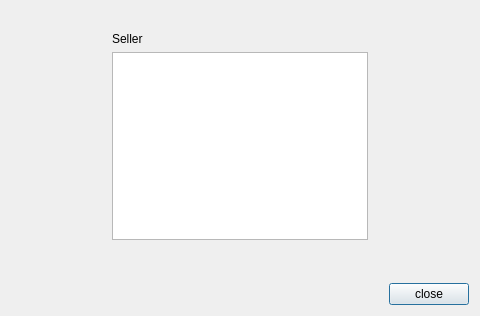
The window that MDI/dialogshowseller.ui (SpeRRy31/OOP_practice) describes before a commit, drawn with Qt 5.
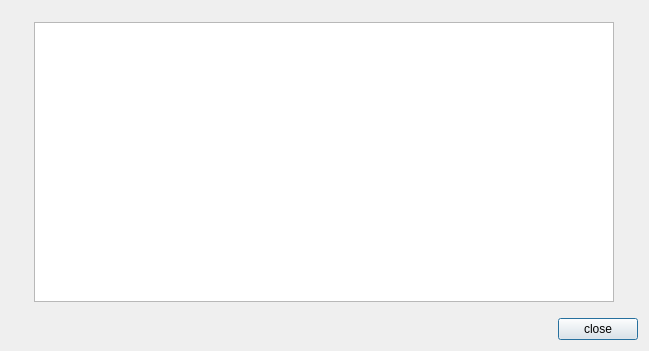
The same window after the commit.

```diff
--- a/MDI/dialogshowseller.ui
+++ b/MDI/dialogshowseller.ui
@@ -6,15 +6,15 @@
    <rect>
     <x>0</x>
     <y>0</y>
-    <width>480</width>
-    <height>316</height>
+    <width>649</width>
+    <height>351</height>
    </rect>
   </property>
   <property name="windowTitle">
    <string>Dialog</string>
   </property>
   <layout class="QGridLayout" name="gridLayout">
-   <item row="0" column="1">
+   <item row="0" column="0">
     <spacer name="verticalSpacer_2">
      <property name="orientation">
       <enum>Qt::Vertical</enum>
@@ -22,12 +22,12 @@
      <property name="sizeHint" stdset="0">
       <size>
        <width>20</width>
-       <height>24</height>
+       <height>0</height>
       </size>
      </property>
     </spacer>
    </item>
-   <item row="1" column="0" colspan="2">
+   <item row="1" column="0">
     <layout class="QHBoxLayout" name="horizontalLayout_2">
      <item>
       <spacer name="horizontalSpacer">
@@ -43,18 +43,14 @@
       </spacer>
      </item>
      <item>
-      <layout class="QVBoxLayout" name="verticalLayout">
-       <item>
-        <widget class="QLabel" name="label">
-         <property name="text">
-          <string>Seller</string>
-         </property>
-        </widget>
-       </item>
-       <item>
-        <widget class="QListWidget" name="listWidget"/>
-       </item>
-      </layout>
+      <widget class="QTableView" name="tableView">
+       <property name="minimumSize">
+        <size>
+         <width>580</width>
+         <height>280</height>
+        </size>
+       </property>
+      </widget>
      </item>
      <item>
       <spacer name="horizontalSpacer_2">
@@ -79,12 +75,12 @@
      <property name="sizeHint" stdset="0">
       <size>
        <width>20</width>
-       <height>40</height>
+       <height>1</height>
       </size>
      </property>
     </spacer>
    </item>
-   <item row="3" column="0" colspan="2">
+   <item row="3" column="0">
     <layout class="QHBoxLayout" name="horizontalLayout">
      <item>
       <spacer name="horizontalSpacer_3">
```
